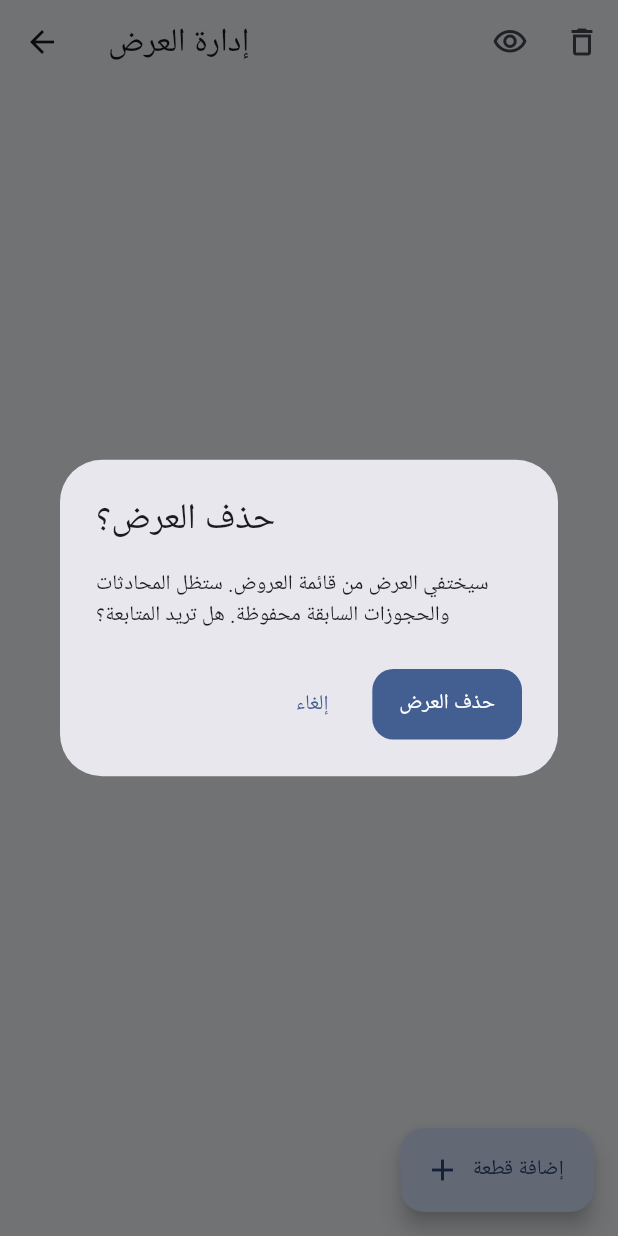
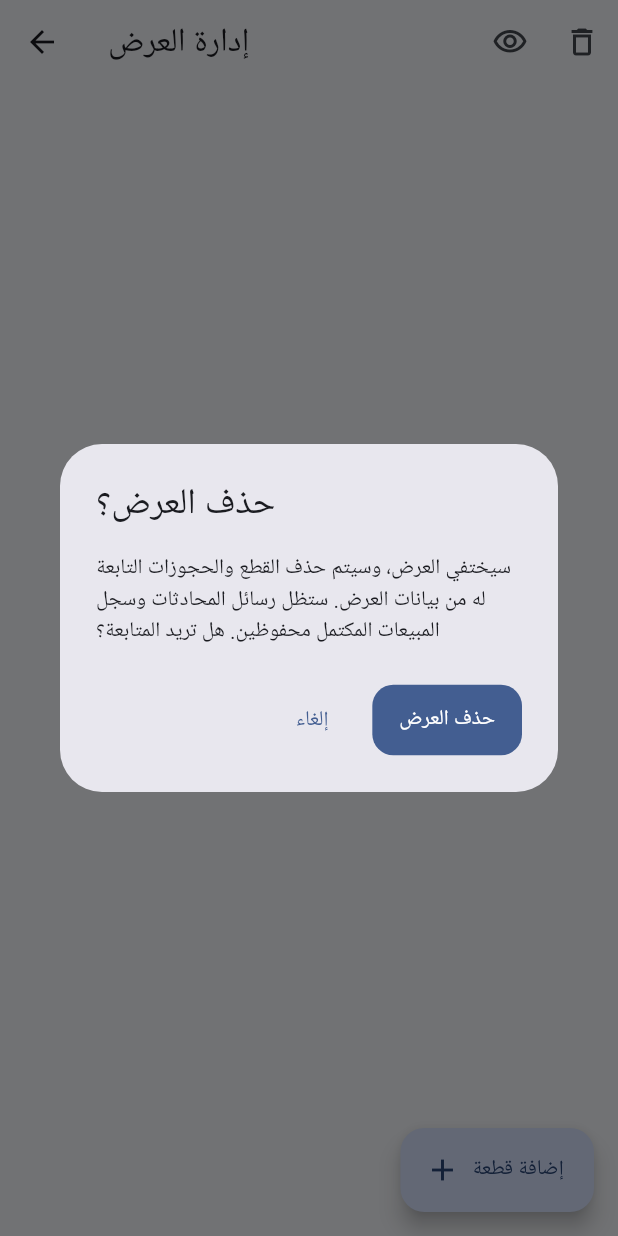
Before and after one commit to Youssef-Badawy/Fighub, a Flutter app: the OfferManagerPage screen opened directly with empty values, after a tap on the "delete outline" icon, on a phone screen of 412 x 824 dp. Run offline on Flutter 3.47's test engine with Material 3 defaults, Android fonts, the phone set to English and light mode, and no system bars; our stand-ins replace audioplayers, cloud_firestore, firebase_auth, firebase_core, firebase_messaging, image_picker and 2 more; missing offline and left inert: onesignal_flutter, record; accounts and stored records are empty; network calls fail.

Commit message:
Clarify offer deletion preserves messages and completed sales

```diff
--- a/fighub/lib/offer_manager_page.dart
+++ b/fighub/lib/offer_manager_page.dart
@@ -43,7 +43,7 @@ class OfferManagerPage extends StatelessWidget {
                   return AlertDialog(
                     title: const Text('حذف العرض؟'),
                     content: const Text(
-                      'سيختفي العرض من قائمة العروض. ستظل المحادثات والحجوزات السابقة محفوظة. هل تريد المتابعة؟',
+                      'سيختفي العرض، وسيتم حذف القطع والحجوزات التابعة له من بيانات العرض. ستظل رسائل المحادثات وسجل المبيعات المكتمل محفوظين. هل تريد المتابعة؟',
                     ),
                     actions: [
                       TextButton(
```
